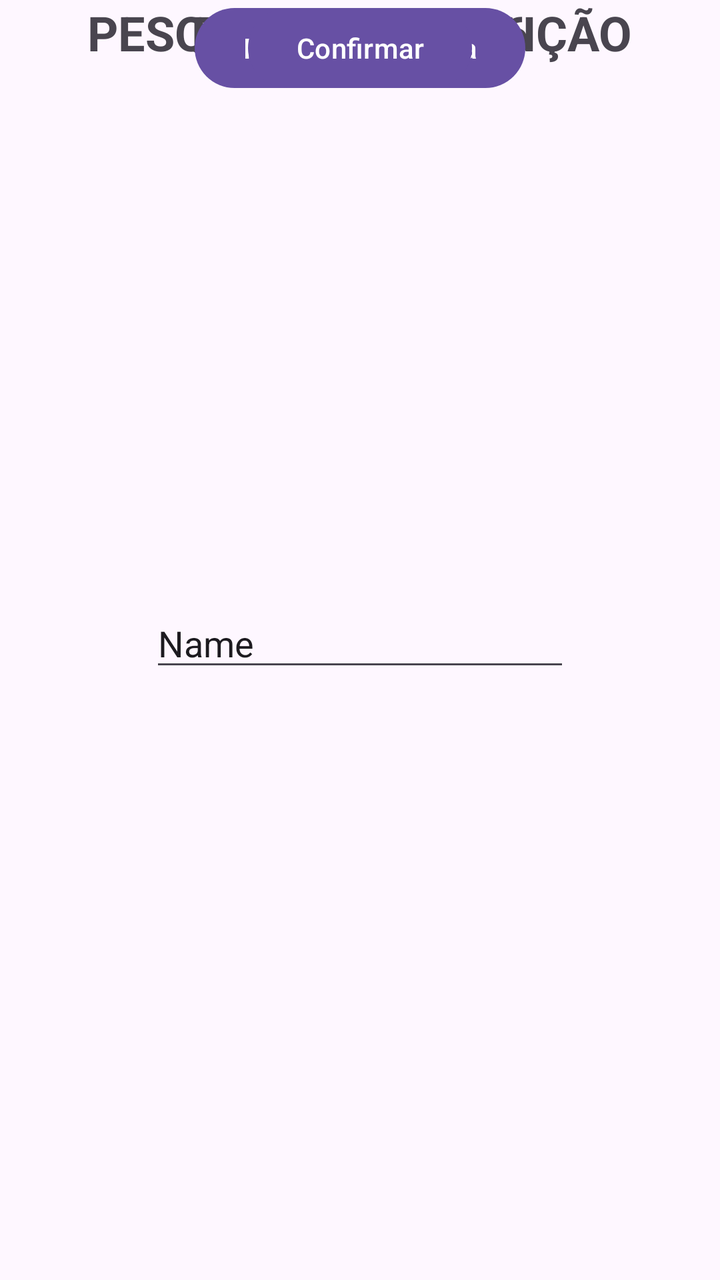
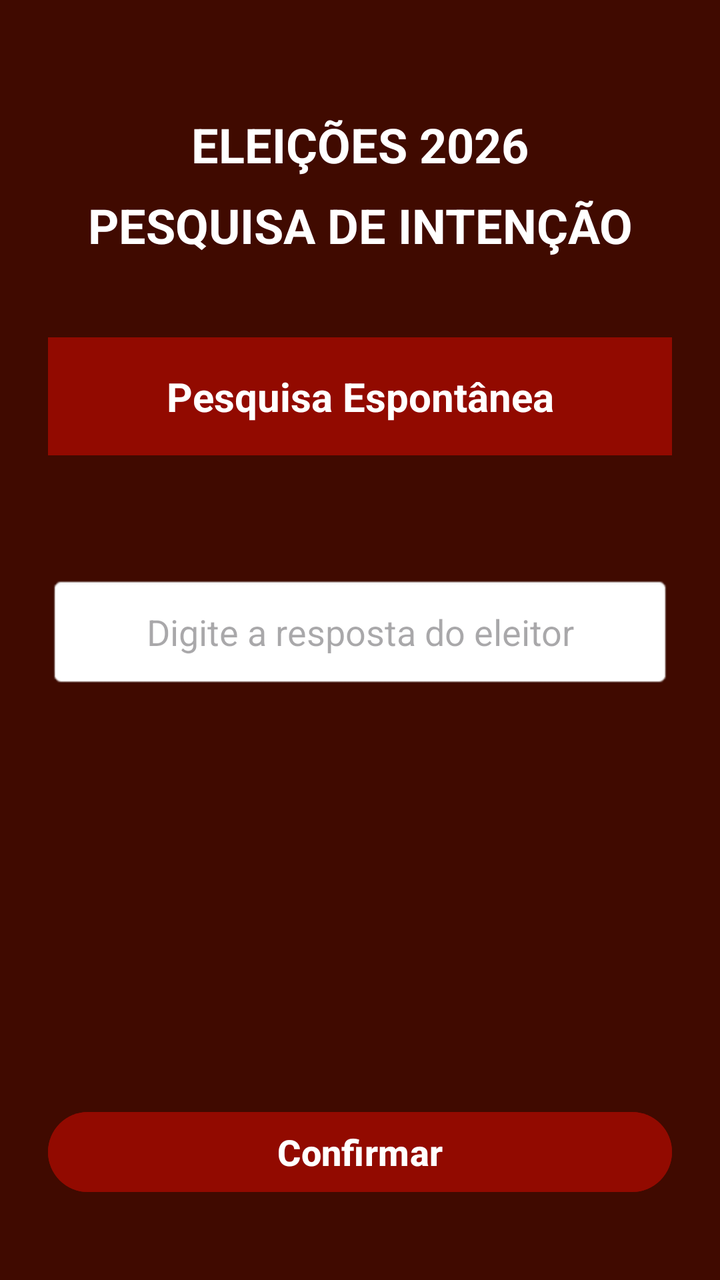

Two renders of the same Android screen: before a commit and after it. Below are the layout's source before the change and the commit's diff.
<!-- AndroidManifest.xml: application theme Theme.SistemaEleicaoP1 -->
<!-- res/layout/activity_espontanea.xml -->
<?xml version="1.0" encoding="utf-8"?>
<androidx.constraintlayout.widget.ConstraintLayout xmlns:android="http://schemas.android.com/apk/res/android"
    xmlns:app="http://schemas.android.com/apk/res-auto"
    xmlns:tools="http://schemas.android.com/tools"
    android:layout_width="match_parent"
    android:layout_height="match_parent">

    <TextView
        android:id="@+id/textView"
        android:layout_width="wrap_content"
        android:layout_height="wrap_content"
        android:text="ELEIÇÕES 2026"
        android:textSize="24sp"
        android:textStyle="bold"
        app:layout_constraintEnd_toEndOf="parent"
        app:layout_constraintStart_toStartOf="parent"
        tools:layout_editor_absoluteY="34dp" />

    <TextView
        android:id="@+id/textView2"
        android:layout_width="wrap_content"
        android:layout_height="wrap_content"
        android:text="PESQUISA DE INTENÇÃO"
        android:textSize="24sp"
        android:textStyle="bold"
        app:layout_constraintEnd_toEndOf="parent"
        app:layout_constraintStart_toStartOf="parent"
        tools:layout_editor_absoluteY="79dp" />

    <Button
        android:id="@+id/button"
        android:layout_width="wrap_content"
        android:layout_height="wrap_content"
        android:text="Pesquisa Espânea"
        app:layout_constraintEnd_toEndOf="parent"
        app:layout_constraintStart_toStartOf="parent"
        tools:layout_editor_absoluteY="180dp" />

    <EditText
        android:id="@+id/editTextText2"
        android:layout_width="wrap_content"
        android:layout_height="wrap_content"
        android:ems="10"
        android:inputType="text"
        android:text="Name"
        app:layout_constraintBottom_toBottomOf="parent"
        app:layout_constraintEnd_toEndOf="parent"
        app:layout_constraintStart_toStartOf="parent"
        app:layout_constraintTop_toTopOf="parent" />

    <Button
        android:id="@+id/button2"
        android:layout_width="wrap_content"
        android:layout_height="wrap_content"
        android:text="Confirmar"
        app:layout_constraintEnd_toEndOf="parent"
        app:layout_constraintStart_toStartOf="parent"
        tools:layout_editor_absoluteY="618dp" />

</androidx.constraintlayout.widget.ConstraintLayout>
<!-- resources referenced by this layout -->
<resources>
  <style name="Theme.SistemaEleicaoP1" parent="Base.Theme.SistemaEleicaoP1" />
  <style name="Base.Theme.SistemaEleicaoP1" parent="Theme.Material3.DayNight.NoActionBar">
          
          
      </style>
</resources>

<!-- the commit's change to res/layout/activity_espontanea.xml (unified diff, before → after) -->
@@ -1,60 +1,71 @@
 <?xml version="1.0" encoding="utf-8"?>
-<androidx.constraintlayout.widget.ConstraintLayout xmlns:android="http://schemas.android.com/apk/res/android"
-    xmlns:app="http://schemas.android.com/apk/res-auto"
+<LinearLayout xmlns:android="http://schemas.android.com/apk/res/android"
     xmlns:tools="http://schemas.android.com/tools"
     android:layout_width="match_parent"
-    android:layout_height="match_parent">
+    android:layout_height="match_parent"
+    android:background="#400A00"
+    android:backgroundTint="#400A00"
+    android:gravity="center_horizontal"
+    android:orientation="vertical"
+    android:padding="24dp"
+    tools:context=".Espontanea">
 
     <TextView
-        android:id="@+id/textView"
         android:layout_width="wrap_content"
         android:layout_height="wrap_content"
+        android:layout_marginTop="32dp"
         android:text="ELEIÇÕES 2026"
+        android:textColor="#FFFFFF"
         android:textSize="24sp"
-        android:textStyle="bold"
-        app:layout_constraintEnd_toEndOf="parent"
-        app:layout_constraintStart_toStartOf="parent"
-        tools:layout_editor_absoluteY="34dp" />
+        android:textStyle="bold" />
 
     <TextView
-        android:id="@+id/textView2"
         android:layout_width="wrap_content"
         android:layout_height="wrap_content"
+        android:layout_marginTop="8dp"
         android:text="PESQUISA DE INTENÇÃO"
+        android:textAlignment="center"
+        android:textColor="#FFFFFF"
         android:textSize="24sp"
-        android:textStyle="bold"
-        app:layout_constraintEnd_toEndOf="parent"
-        app:layout_constraintStart_toStartOf="parent"
-        tools:layout_editor_absoluteY="79dp" />
+        android:textStyle="bold" />
+
+    <TextView
+        android:layout_width="match_parent"
+        android:layout_height="wrap_content"
+        android:layout_marginTop="40dp"
+        android:background="#920A00"
+        android:padding="16dp"
+        android:text="Pesquisa Espontânea"
+        android:textAlignment="center"
+        android:textColor="#FFFFFF"
+        android:textSize="20sp"
+        android:textStyle="bold" />
+
+    <EditText
+        android:id="@+id/etCandidato"
+        android:layout_width="match_parent"
+        android:layout_height="wrap_content"
+        android:layout_marginTop="60dp"
+        android:background="@android:drawable/editbox_background"
+        android:hint="Digite a resposta do eleitor"
+        android:inputType="text"
+        android:padding="16dp"
+        android:textAlignment="center" />
+
+    <Space
+        android:layout_width="match_parent"
+        android:layout_height="0dp"
+        android:layout_weight="1" />
 
     <Button
-        android:id="@+id/button"
-        android:layout_width="wrap_content"
+        android:id="@+id/btnConfirmar"
+        android:layout_width="match_parent"
         android:layout_height="wrap_content"
-        android:text="Pesquisa Espânea"
-        app:layout_constraintEnd_toEndOf="parent"
-        app:layout_constraintStart_toStartOf="parent"
-        tools:layout_editor_absoluteY="180dp" />
+        android:layout_marginBottom="16dp"
+        android:backgroundTint="#920A00"
+        android:text="Confirmar"
+        android:textColor="#FFFFFF"
+        android:textSize="18sp"
+        android:textStyle="bold" />
 
-    <EditText
-        android:id="@+id/editTextText2"
-        android:layout_width="wrap_content"
-        android:layout_height="wrap_content"
-        android:ems="10"
-        android:inputType="text"
-        android:text="Name"
-        app:layout_constraintBottom_toBottomOf="parent"
-        app:layout_constraintEnd_toEndOf="parent"
-        app:layout_constraintStart_toStartOf="parent"
-        app:layout_constraintTop_toTopOf="parent" />
-
-    <Button
-        android:id="@+id/button2"
-        android:layout_width="wrap_content"
-        android:layout_height="wrap_content"
-        android:text="Confirmar"
-        app:layout_constraintEnd_toEndOf="parent"
-        app:layout_constraintStart_toStartOf="parent"
-        tools:layout_editor_absoluteY="618dp" />
-
-</androidx.constraintlayout.widget.ConstraintLayout>
+</LinearLayout>
